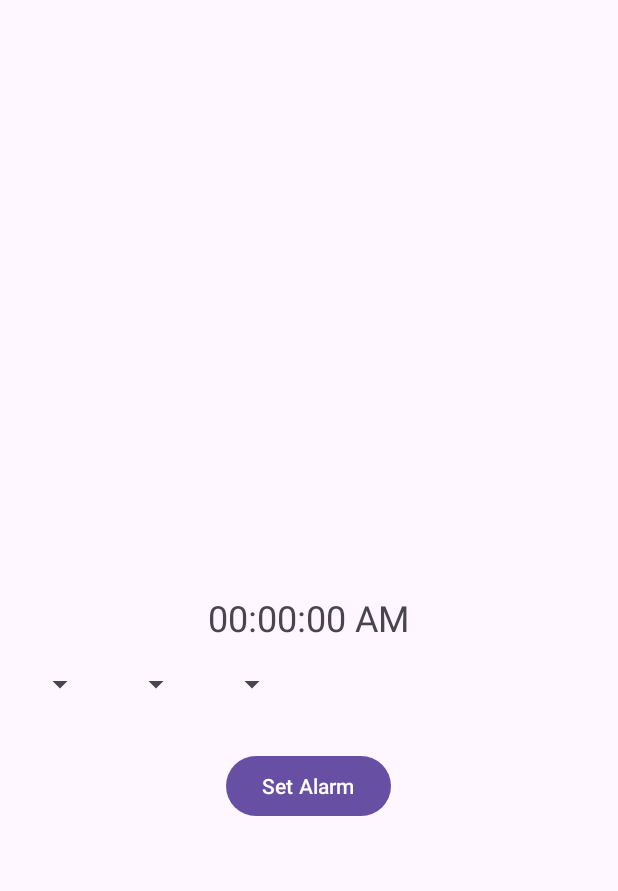
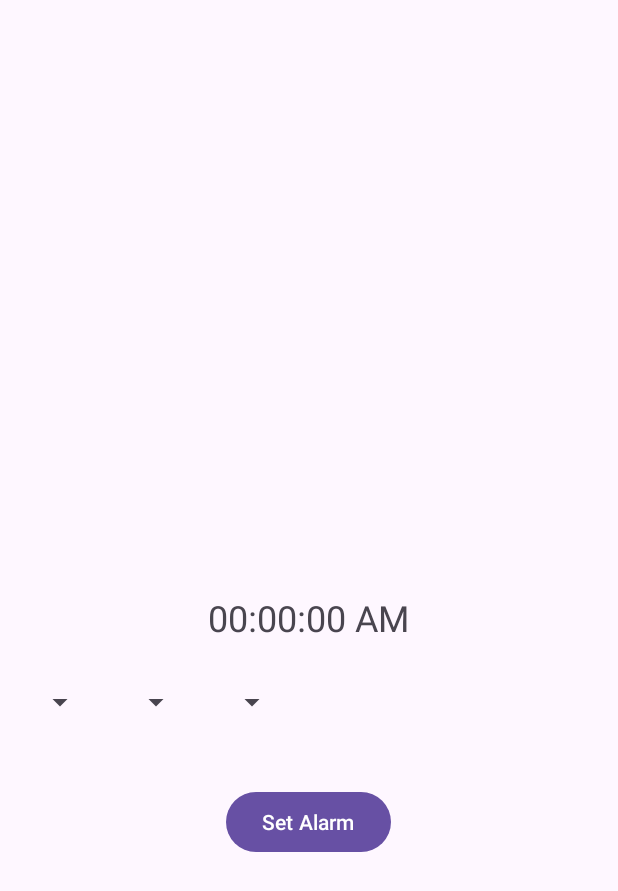
Before and after one commit to miyakibanas/Strive, an Android app: the layout activity_settings.xml on its own in the app's theme, with its tools: preview values and no code run, on a phone screen of 412 x 824 dp. Shown: the top 891 px of the screen. Run offline under Robolectric (Android 15) with nearby library versions, the phone set to English and light mode, and no system bars.

Commit message:
Merge remote-tracking branch 'origin/main'

```diff
--- a/app/src/main/res/layout/activity_settings.xml
+++ b/app/src/main/res/layout/activity_settings.xml
@@ -16,7 +16,7 @@
     <Spinner
         android:id="@+id/select1"
         android:layout_width="wrap_content"
-        android:layout_height="wrap_content"
+        android:layout_height="48dp"
         android:layout_below="@id/h1"
         android:layout_marginTop="16dp"
         android:layout_marginStart="16dp"/>
@@ -24,7 +24,7 @@
     <Spinner
         android:id="@+id/select2"
         android:layout_width="wrap_content"
-        android:layout_height="wrap_content"
+        android:layout_height="48dp"
         android:layout_below="@id/h1"
         android:layout_marginTop="16dp"
         android:layout_toEndOf="@id/select1"
@@ -33,7 +33,7 @@
     <Spinner
         android:id="@+id/select3"
         android:layout_width="wrap_content"
-        android:layout_height="wrap_content"
+        android:layout_height="48dp"
         android:layout_below="@id/h1"
         android:layout_marginTop="16dp"
         android:layout_toEndOf="@id/select2"
```
Also changed, not shown: 1 other file.
